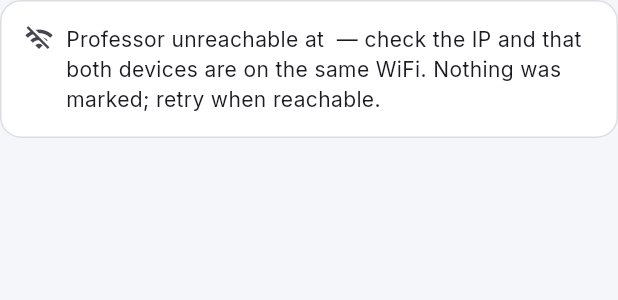
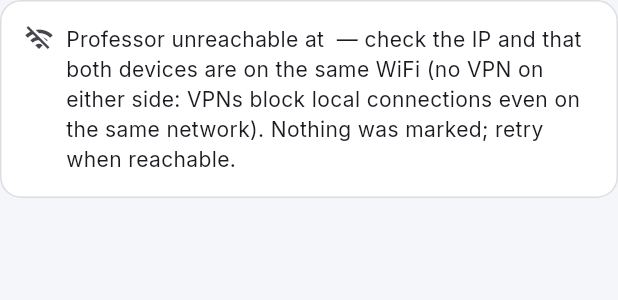
Before and after one commit to Swarnadip-Kar/Proximity, a Flutter app: the HonestUnreachableCard widget shown alone on an empty page, opened directly with empty values, on a phone screen of 412 x 824 dp. Shown: the top 300 px of the screen. Run offline on Flutter 3.47's test engine with Material 3 defaults, Android fonts, the phone set to English and light mode, and no system bars; our stand-ins replace basic_utils, camera, cloud_firestore, connectivity_plus, firebase_auth, firebase_core and 10 more; missing offline and left inert: dart:js_interop, dbus, ed25519_edwards, face_verification, universal_ble; accounts and stored records are empty; statements that could not run were skipped.

Commit message:
VPN hint in host self-check and student unreachable copy

```diff
--- a/apps/proximity_app/lib/core/host_driver.dart
+++ b/apps/proximity_app/lib/core/host_driver.dart
@@ -550,7 +550,7 @@ class RealHostDriver implements HostDriver {
       await resp.transform(utf8.decoder).join().timeout(const Duration(seconds: 2));
       if (resp.statusCode != 200) {
         lanSelfCheckError =
-            'Students on WiFi can\'t reach https://$ip:$port from this Mac (HTTP ${resp.statusCode}) — check Firewall / announce-IP pick.';
+            'Students on WiFi can\'t reach https://$ip:$port from this Mac (HTTP ${resp.statusCode}) — check Firewall / announce-IP pick, and VPN off (VPNs capture LAN traffic even to your own IP).';
         BleLog.log('NET', 'LAN self-check $ip:$port HTTP ${resp.statusCode} — $lanSelfCheckError');
       }
     } catch (e) {
@@ -558,7 +558,7 @@ class RealHostDriver implements HostDriver {
           ? 'timed out (SYN dropped: macOS Firewall blocking inbound, or AP client isolation)'
           : '$e';
       lanSelfCheckError =
-          'Students on WiFi can\'t reach https://$ip:$port from this Mac itself ($short) — allow incoming connections for this app (System Settings → Network → Firewall) or pick another announce IP.';
+          'Students on WiFi can\'t reach https://$ip:$port from this Mac itself ($short) — allow incoming connections for this app (System Settings → Network → Firewall), pick another announce IP, or turn VPN off (a VPN tunnel blocks LAN traffic even to your own IP).';
       BleLog.log('NET', 'LAN self-check $ip:$port FAILED ($e) — $lanSelfCheckError');
     } finally {
       try {
--- a/apps/proximity_app/lib/widgets/trust_cards.dart
+++ b/apps/proximity_app/lib/widgets/trust_cards.dart
@@ -171,8 +171,9 @@ class HonestUnreachableCard extends StatelessWidget {
                   ? 'Class at $host is unreachable — hosting likely ended. '
                       'Back to the live list; nothing was marked.'
                   : 'Professor unreachable at $host — check the IP and that '
-                      'both devices are on the same WiFi. Nothing was marked; '
-                      'retry when reachable.',
+                      'both devices are on the same WiFi (no VPN on either '
+                      'side: VPNs block local connections even on the same '
+                      'network). Nothing was marked; retry when reachable.',
             ),
           ),
         ],
```
